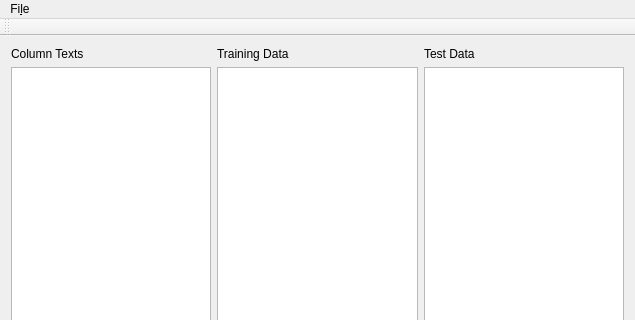
Before: the Qt Designer form mainwindow.ui in daws612/KNN_Performance, drawn with Qt 5; both pictures show x 0 to 635 and y 0 to 320 of the 635 by 573 pixel window.
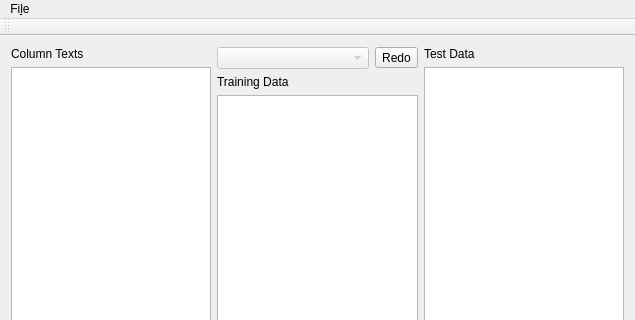
After: the same form once the commit is applied.

Commit message: Create class from data in dataset file Add dropdown to allow choosing of class column

What changed in the file:
```diff
--- a/mainwindow.ui
+++ b/mainwindow.ui
@@ -31,6 +31,24 @@
     </item>
     <item row="0" column="1">
      <layout class="QVBoxLayout" name="verticalLayout">
+      <item>
+       <layout class="QHBoxLayout" name="horizontalLayout_2">
+        <item>
+         <widget class="QComboBox" name="cbClassColumn">
+          <property name="enabled">
+           <bool>false</bool>
+          </property>
+         </widget>
+        </item>
+        <item>
+         <widget class="QToolButton" name="btnReClassify">
+          <property name="text">
+           <string>Redo</string>
+          </property>
+         </widget>
+        </item>
+       </layout>
+      </item>
       <item>
        <layout class="QHBoxLayout" name="horizontalLayout">
         <item>
```
The commit also changes 5 other files.
